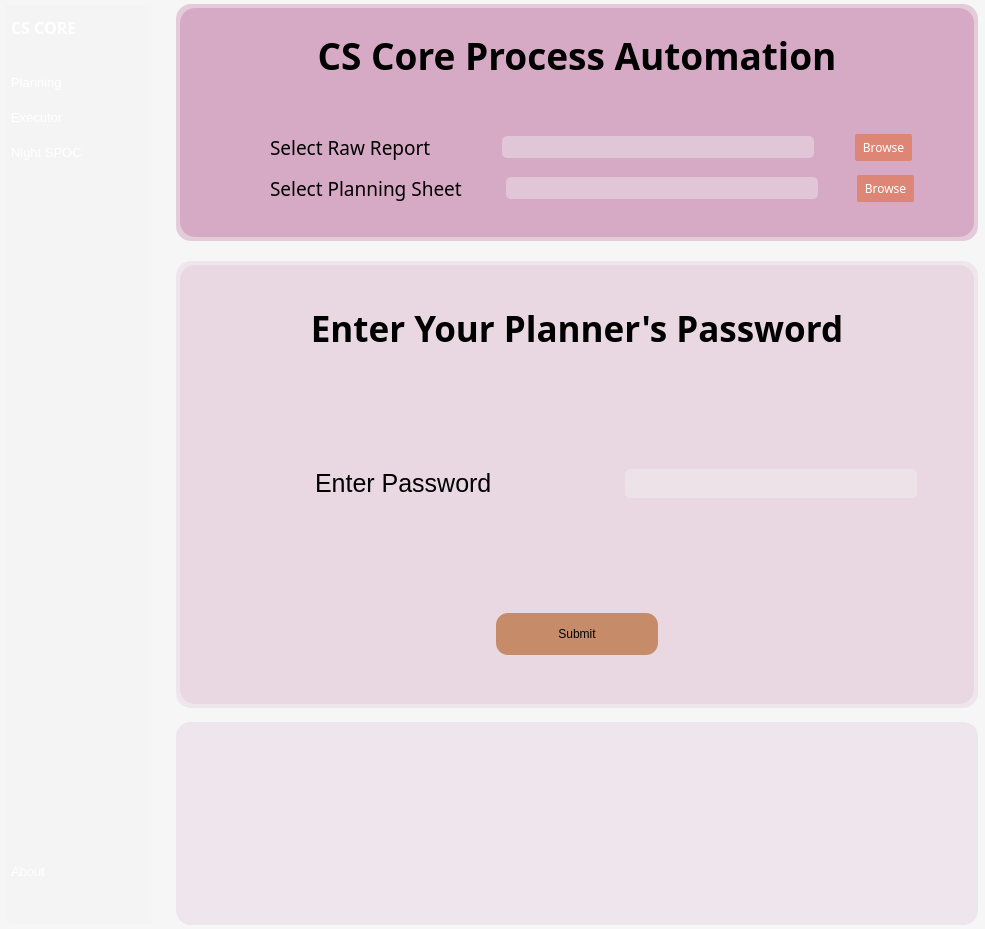
First picture: the form in main_window.ui, repository Enjoy-Maity/new_ui_for_CS_Core, before the edit.
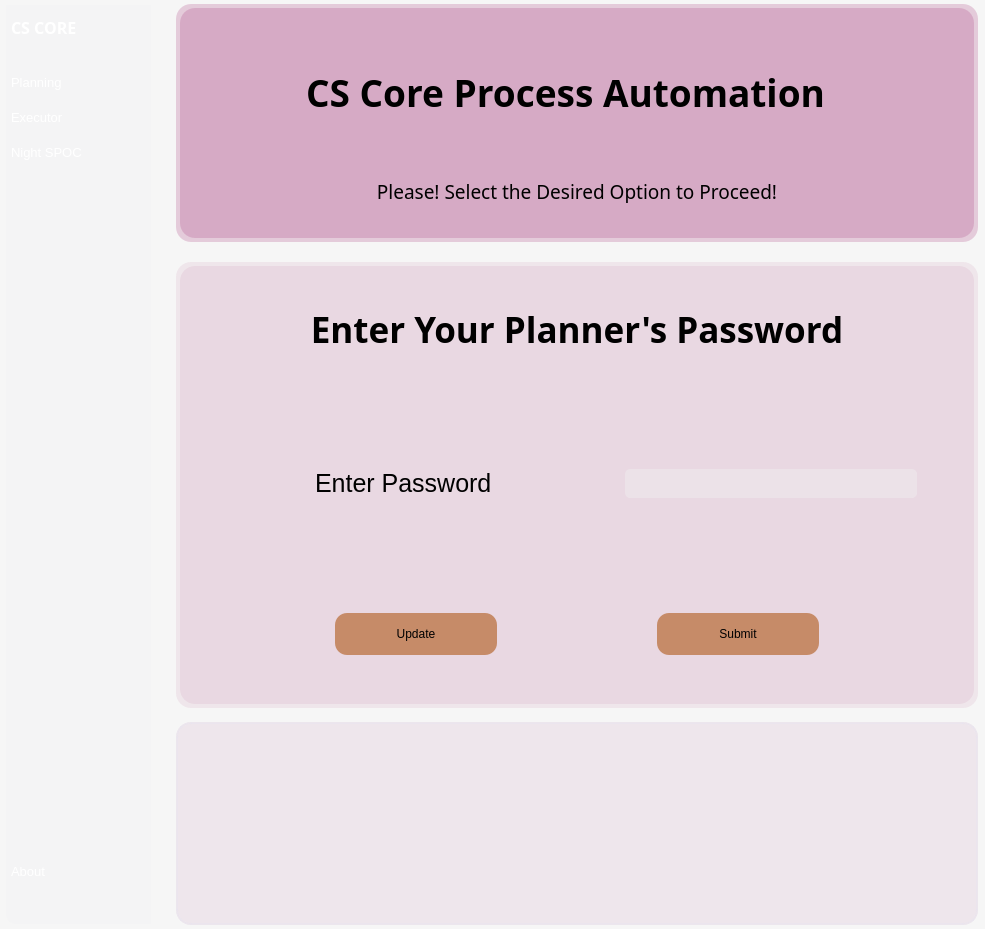
Second picture: the form after the edit. The open tabs and pages were chosen to show the change. Icons and pictures are not drawn.

What changed in the file:
```diff
--- a/main_window.ui
+++ b/main_window.ui
@@ -115,6 +115,154 @@
         <property name="currentIndex">
          <number>0</number>
         </property>
+        <widget class="QWidget" name="Default_blank_Browser_Page">
+         <layout class="QGridLayout" name="gridLayout_11">
+          <item row="4" column="0" colspan="5">
+           <layout class="QHBoxLayout" name="horizontalLayout_16">
+            <item>
+             <spacer name="horizontalSpacer_53">
+              <property name="orientation">
+               <enum>Qt::Orientation::Horizontal</enum>
+              </property>
+              <property name="sizeHint" stdset="0">
+               <size>
+                <width>40</width>
+                <height>20</height>
+               </size>
+              </property>
+             </spacer>
+            </item>
+            <item>
+             <widget class="QLabel" name="label_16">
+              <property name="minimumSize">
+               <size>
+                <width>756</width>
+                <height>32</height>
+               </size>
+              </property>
+              <property name="maximumSize">
+               <size>
+                <width>756</width>
+                <height>32</height>
+               </size>
+              </property>
+              <property name="font">
+               <font>
+                <family>Ericsson Hilda</family>
+                <pointsize>14</pointsize>
+               </font>
+              </property>
+              <property name="text">
+               <string>Please! Select the Desired Option to Proceed!</string>
+              </property>
+              <property name="alignment">
+               <set>Qt::AlignmentFlag::AlignCenter</set>
+              </property>
+             </widget>
+            </item>
+            <item>
+             <spacer name="horizontalSpacer_54">
+              <property name="orientation">
+               <enum>Qt::Orientation::Horizontal</enum>
+              </property>
+              <property name="sizeHint" stdset="0">
+               <size>
+                <width>40</width>
+                <height>20</height>
+               </size>
+              </property>
+             </spacer>
+            </item>
+           </layout>
+          </item>
+          <item row="0" column="0">
+           <spacer name="verticalSpacer_14">
+            <property name="orientation">
+             <enum>Qt::Orientation::Vertical</enum>
+            </property>
+            <property name="sizeHint" stdset="0">
+             <size>
+              <width>20</width>
+              <height>50</height>
+             </size>
+            </property>
+           </spacer>
+          </item>
+          <item row="1" column="0" rowspan="2">
+           <layout class="QHBoxLayout" name="horizontalLayout_15">
+            <item>
+             <spacer name="horizontalSpacer_51">
+              <property name="orientation">
+               <enum>Qt::Orientation::Horizontal</enum>
+              </property>
+              <property name="sizeHint" stdset="0">
+               <size>
+                <width>40</width>
+                <height>20</height>
+               </size>
+              </property>
+             </spacer>
+            </item>
+            <item>
+             <widget class="QLabel" name="label_15">
+              <property name="font">
+               <font>
+                <family>Ericsson Hilda</family>
+                <pointsize>28</pointsize>
+                <bold>true</bold>
+               </font>
+              </property>
+              <property name="text">
+               <string>CS Core Process Automation</string>
+              </property>
+              <property name="alignment">
+               <set>Qt::AlignmentFlag::AlignCenter</set>
+              </property>
+             </widget>
+            </item>
+            <item>
+             <spacer name="horizontalSpacer_52">
+              <property name="orientation">
+               <enum>Qt::Orientation::Horizontal</enum>
+              </property>
+              <property name="sizeHint" stdset="0">
+               <size>
+                <width>40</width>
+                <height>20</height>
+               </size>
+              </property>
+             </spacer>
+            </item>
+           </layout>
+          </item>
+          <item row="3" column="0">
+           <spacer name="verticalSpacer_15">
+            <property name="orientation">
+             <enum>Qt::Orientation::Vertical</enum>
+            </property>
+            <property name="sizeHint" stdset="0">
+             <size>
+              <width>20</width>
+              <height>47</height>
+             </size>
+            </property>
+           </spacer>
+          </item>
+          <item row="5" column="0">
+           <spacer name="verticalSpacer_16">
+            <property name="orientation">
+             <enum>Qt::Orientation::Vertical</enum>
+            </property>
+            <property name="sizeHint" stdset="0">
+             <size>
+              <width>20</width>
+              <height>26</height>
+             </size>
+            </property>
+           </spacer>
+          </item>
+         </layout>
+        </widget>
         <widget class="QWidget" name="Browser_page_1">
          <property name="styleSheet">
           <string notr="true">QPage{
@@ -743,7 +891,7 @@
                     <property name="font">
                      <font>
                       <family>Ericsson Hilda</family>
-                      <fontweight>DemiBold</fontweight>
+                      <bold>false</bold>
                      </font>
                     </property>
                     <property name="text">
@@ -982,6 +1130,9 @@
                <height>32</height>
               </size>
              </property>
+             <property name="checkable">
+              <bool>true</bool>
+             </property>
             </widget>
            </item>
            <item>
@@ -1005,6 +1156,9 @@
                <height>32</height>
               </size>
              </property>
+             <property name="checkable">
+              <bool>true</bool>
+             </property>
             </widget>
            </item>
            <item>
@@ -1028,6 +1182,9 @@
                <height>32</height>
               </size>
              </property>
+             <property name="checkable">
+              <bool>true</bool>
+             </property>
             </widget>
            </item>
            <item>
@@ -1260,7 +1417,7 @@
 }</string>
         </property>
         <property name="currentIndex">
-         <number>5</number>
+         <number>0</number>
         </property>
         <widget class="QWidget" name="Planning_button_Page_1">
          <property name="styleSheet">
@@ -2038,7 +2195,7 @@
              </spacer>
             </item>
             <item>
-             <widget class="QLineEdit" name="lineEdit_3">
+             <widget class="QLineEdit" name="planners_password_lineEdit">
               <property name="minimumSize">
                <size>
                 <width>300</width>
@@ -2051,6 +2208,9 @@
                 <height>40</height>
                </size>
               </property>
+              <property name="echoMode">
+               <enum>QLineEdit::EchoMode::Password</enum>
+              </property>
              </widget>
             </item>
             <item>
@@ -2097,7 +2257,33 @@
              </spacer>
             </item>
             <item>
-             <widget class="QPushButton" name="pushButton_30">
+             <widget class="QPushButton" name="planner_password_update_pushButton">
+              <property name="minimumSize">
+               <size>
+                <width>170</width>
+                <height>50</height>
+               </size>
+              </property>
+              <property name="text">
+               <string>Update</string>
+              </property>
+             </widget>
+            </item>
+            <item>
+             <spacer name="horizontalSpacer_50">
+              <property name="orientation">
+               <enum>Qt::Orientation::Horizontal</enum>
+              </property>
+              <property name="sizeHint" stdset="0">
+               <size>
+                <width>40</width>
+                <height>20</height>
+               </size>
+              </property>
+             </spacer>
+            </item>
+            <item>
+             <widget class="QPushButton" name="planner_password_submit_pushButton">
               <property name="minimumSize">
                <size>
                 <width>170</width>
@@ -2142,6 +2328,7 @@
           </item>
          </layout>
         </widget>
+        <widget class="QWidget" name="Default_blank_Page"/>
         <widget class="QWidget" name="Night_SPOC_password_taker_Page">
          <layout class="QGridLayout" name="gridLayout_14">
           <item row="0" column="0">
@@ -2216,7 +2403,7 @@
              </spacer>
             </item>
             <item>
-             <widget class="QLineEdit" name="lineEdit_2">
+             <widget class="QLineEdit" name="night_spoc_password_lineEdit">
               <property name="minimumSize">
                <size>
                 <width>300</width>
@@ -2232,6 +2419,9 @@
               <property name="text">
                <string/>
               </property>
+              <property name="echoMode">
+               <enum>QLineEdit::EchoMode::Password</enum>
+              </property>
              </widget>
             </item>
             <item>
@@ -2265,7 +2455,33 @@
              </spacer>
             </item>
             <item>
-             <widget class="QPushButton" name="pushButton_29">
+             <widget class="QPushButton" name="night_spoc_password_update_pushButton">
+              <property name="minimumSize">
+               <size>
+                <width>170</width>
+                <height>50</height>
+               </size>
+              </property>
+              <property name="text">
+               <string>Update</string>
+              </property>
+             </widget>
+            </item>
+            <item>
+             <spacer name="horizontalSpacer_49">
+              <property name="orientation">
+               <enum>Qt::Orientation::Horizontal</enum>
+              </property>
+              <property name="sizeHint" stdset="0">
+               <size>
+                <width>40</width>
+                <height>20</height>
+               </size>
+              </property>
+             </spacer>
+            </item>
+            <item>
+             <widget class="QPushButton" name="nightspoc_password_submit_pushButton">
               <property name="minimumSize">
                <size>
                 <width>170</width>
@@ -2470,7 +2686,7 @@
              </spacer>
             </item>
             <item>
-             <widget class="QLineEdit" name="new_password_lineEdit_7">
+             <widget class="QLineEdit" name="night_spoc_new_password_updater_lineEdit">
               <property name="minimumSize">
                <size>
                 <width>300</width>
@@ -2623,7 +2839,7 @@
              </spacer>
             </item>
             <item>
-             <widget class="QLineEdit" name="confirm_password_lineEdit_7">
+             <widget class="QLineEdit" name="nigh_spoc_confirm_password_password_lineEdit">
               <property name="minimumSize">
                <size>
                 <width>300</width>
@@ -2691,7 +2907,7 @@
              </spacer>
             </item>
             <item>
-             <widget class="QPushButton" name="pushButton_27">
+             <widget class="QPushButton" name="night_spoc_password_update_back_pushButton">
               <property name="minimumSize">
                <size>
                 <width>200</width>
@@ -2717,7 +2933,7 @@
              </spacer>
             </item>
             <item>
-             <widget class="QPushButton" name="pushButton_28">
+             <widget class="QPushButton" name="night_spoc_password_update_submit_pushButton">
               <property name="minimumSize">
                <size>
                 <width>200</width>
@@ -2798,7 +3014,7 @@
              </spacer>
             </item>
             <item>
-             <widget class="QLineEdit" name="old_password_lineEdit_7">
+             <widget class="QLineEdit" name="night_spoc_old_password_updater_lineEdit">
               <property name="minimumSize">
                <size>
                 <width>300</width>
@@ -2852,6 +3068,7 @@
           </item>
          </layout>
         </widget>
+        <widget class="QWidget" name="Night_SPOC_button_Page_1"/>
         <widget class="QWidget" name="Planning_password_update_Page">
          <layout class="QGridLayout" name="gridLayout_9">
           <item row="6" column="0" colspan="3">
@@ -2889,6 +3106,9 @@
                 <pointsize>15</pointsize>
                </font>
               </property>
+              <property name="frameShadow">
+               <enum>QFrame::Shadow::Plain</enum>
+              </property>
               <property name="text">
                <string>Confirm Your New Password</string>
               </property>
@@ -2908,7 +3128,7 @@
              </spacer>
             </item>
             <item>
-             <widget class="QLineEdit" name="confirm_password_lineEdit">
+             <widget class="QLineEdit" name="planner_confirm_password_updater_lineEdit">
               <property name="minimumSize">
                <size>
                 <width>300</width>
@@ -2971,6 +3191,9 @@
                 <bold>true</bold>
                </font>
               </property>
+              <property name="frameShadow">
+               <enum>QFrame::Shadow::Plain</enum>
+              </property>
               <property name="text">
                <string>Update your Planners Password</string>
               </property>
@@ -3052,7 +3275,7 @@
              </spacer>
             </item>
             <item>
-             <widget class="QPushButton" name="pushButton_8">
+             <widget class="QPushButton" name="planner_password_update_back_pushButton">
               <property name="minimumSize">
                <size>
                 <width>200</width>
@@ -3078,7 +3301,7 @@
              </spacer>
             </item>
             <item>
-             <widget class="QPushButton" name="pushButton_9">
+             <widget class="QPushButton" name="planner_password_update_submit_pushButton">
               <property name="minimumSize">
                <size>
                 <width>200</width>
@@ -3140,6 +3363,9 @@
                 <pointsize>15</pointsize>
                </font>
               </property>
+              <property name="frameShadow">
+               <enum>QFrame::Shadow::Plain</enum>
+              </property>
               <property name="text">
                <string>Enter Your New Password</string>
               </property>
@@ -3159,7 +3385,7 @@
              </spacer>
             </item>
             <item>
-             <widget class="QLineEdit" name="new_password_lineEdit">
+             <widget class="QLineEdit" name="planner_new_password_updater_lineEdit">
               <property name="minimumSize">
                <size>
                 <width>300</width>
@@ -3233,6 +3459,9 @@
                 <pointsize>15</pointsize>
                </font>
               </property>
+              <property name="frameShadow">
+               <enum>QFrame::Shadow::Plain</enum>
+              </property>
               <property name="text">
                <string>Enter your Old Password</string>
               </property>
@@ -3252,7 +3481,7 @@
              </spacer>
             </item>
             <item>
-             <widget class="QLineEdit" name="old_password_lineEdit">
+             <widget class="QLineEdit" name="planner_old_password_updater_lineEdit">
               <property name="minimumSize">
                <size>
                 <width>300</width>
@@ -3296,10 +3525,13 @@
             <property name="orientation">
              <enum>Qt::Orientation::Vertical</enum>
             </property>
+            <property name="sizeType">
+             <enum>QSizePolicy::Policy::Minimum</enum>
+            </property>
             <property name="sizeHint" stdset="0">
              <size>
               <width>20</width>
-              <height>40</height>
+              <height>7</height>
              </size>
             </property>
            </spacer>
```
